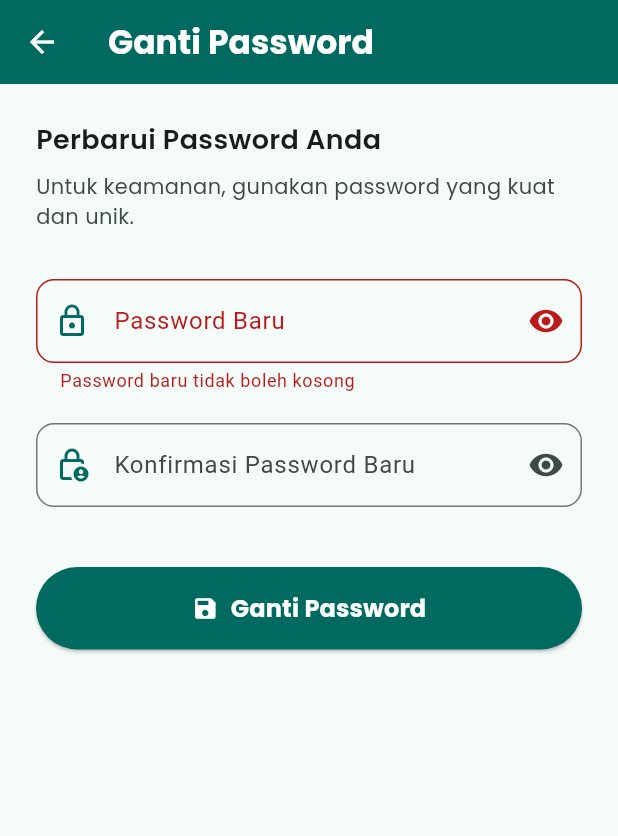
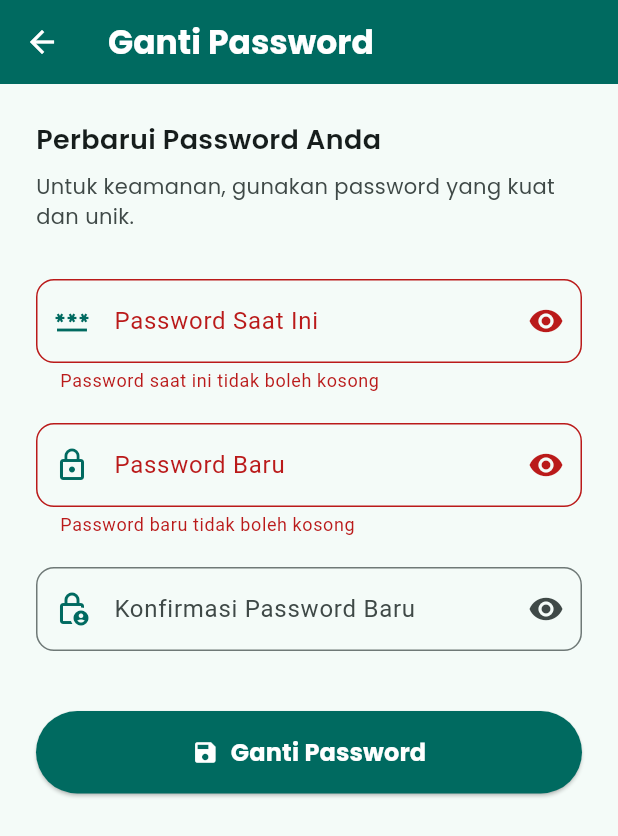
Before and after one commit to SeanAlden/uas_ambw_c14210052, a Flutter app: the EditPasswordScreen screen opened directly, after a tap on "Ganti Password", on a phone screen of 412 x 824 dp. Shown: the top 836 px of the screen. Run offline on Flutter 3.47's test engine with Material 3 defaults, Android fonts, the phone set to English and light mode, and no system bars; our stand-ins replace get, google_fonts, hive, hive_flutter, image_picker, shared_preferences and 1 more; accounts and stored records are empty.

Commit message:
fifth commit

```diff
--- a/lib/views/app/edit_password_screen.dart
+++ b/lib/views/app/edit_password_screen.dart
@@ -14,14 +14,17 @@ class _EditPasswordScreenState extends State<EditPasswordScreen> {
   final _formKey = GlobalKey<FormState>();
   final ProfileController controller = Get.find();
 
+  final _currentPasswordController = TextEditingController();
   final _newPasswordController = TextEditingController();
   final _confirmPasswordController = TextEditingController();
 
+  bool _obscureCurrent = true;
   bool _obscureNew = true;
   bool _obscureConfirm = true;
 
   @override
   void dispose() {
+    _currentPasswordController.dispose();
     _newPasswordController.dispose();
     _confirmPasswordController.dispose();
     super.dispose();
@@ -29,7 +32,10 @@ class _EditPasswordScreenState extends State<EditPasswordScreen> {
 
   void _onSavePassword() {
     if (_formKey.currentState!.validate()) {
-      controller.updatePassword(_newPasswordController.text.trim());
+      controller.updatePassword(
+        currentPassword: _currentPasswordController.text.trim(),
+        newPassword: _newPasswordController.text.trim(),
+      );
     }
   }
 
@@ -67,6 +73,30 @@ class _EditPasswordScreenState extends State<EditPasswordScreen> {
               ),
               const SizedBox(height: 32),
               TextFormField(
+                controller: _currentPasswordController,
+                obscureText: _obscureCurrent,
+                decoration: _buildInputDecoration(
+                  context,
+                  label: 'Password Saat Ini',
+                  icon: Icons.password,
+                ).copyWith(
+                  suffixIcon: IconButton(
+                    icon: Icon(_obscureCurrent
+                        ? Icons.visibility
+                        : Icons.visibility_off),
+                    onPressed: () =>
+                        setState(() => _obscureCurrent = !_obscureCurrent),
+                  ),
+                ),
+                validator: (value) {
+                  if (value == null || value.isEmpty) {
+                    return 'Password saat ini tidak boleh kosong';
+                  }
+                  return null;
+                },
+              ),
+              const SizedBox(height: 20),
+              TextFormField(
                 controller: _newPasswordController,
                 obscureText: _obscureNew,
                 decoration: _buildInputDecoration(
@@ -75,7 +105,8 @@ class _EditPasswordScreenState extends State<EditPasswordScreen> {
                   icon: Icons.lock_outline,
                 ).copyWith(
                   suffixIcon: IconButton(
-                    icon: Icon(_obscureNew ? Icons.visibility : Icons.visibility_off),
+                    icon: Icon(
+                        _obscureNew ? Icons.visibility : Icons.visibility_off),
                     onPressed: () => setState(() => _obscureNew = !_obscureNew),
                   ),
                 ),
@@ -99,8 +130,11 @@ class _EditPasswordScreenState extends State<EditPasswordScreen> {
                   icon: Icons.lock_person_outlined,
                 ).copyWith(
                   suffixIcon: IconButton(
-                    icon: Icon(_obscureConfirm ? Icons.visibility : Icons.visibility_off),
-                    onPressed: () => setState(() => _obscureConfirm = !_obscureConfirm),
+                    icon: Icon(_obscureConfirm
+                        ? Icons.visibility
+                        : Icons.visibility_off),
+                    onPressed: () =>
+                        setState(() => _obscureConfirm = !_obscureConfirm),
                   ),
                 ),
                 validator: (value) {
@@ -113,7 +147,8 @@ class _EditPasswordScreenState extends State<EditPasswordScreen> {
               const SizedBox(height: 40),
               Obx(
                 () => ElevatedButton.icon(
-                  onPressed: controller.isLoading.value ? null : _onSavePassword,
+                  onPressed:
+                      controller.isLoading.value ? null : _onSavePassword,
                   icon: controller.isLoading.value
                       ? Container(
                           width: 24,
@@ -124,7 +159,9 @@ class _EditPasswordScreenState extends State<EditPasswordScreen> {
                         )
                       : const Icon(Icons.save),
                   label: Text(
-                    controller.isLoading.value ? 'Menyimpan...' : 'Ganti Password',
+                    controller.isLoading.value
+                        ? 'Menyimpan...'
+                        : 'Ganti Password',
                     style: GoogleFonts.poppins(
                         fontSize: 16, fontWeight: FontWeight.bold),
                   ),
```
Also changed, not shown: lib/controllers/profile_controller.dart (+19 -138 lines), 1 other file.
